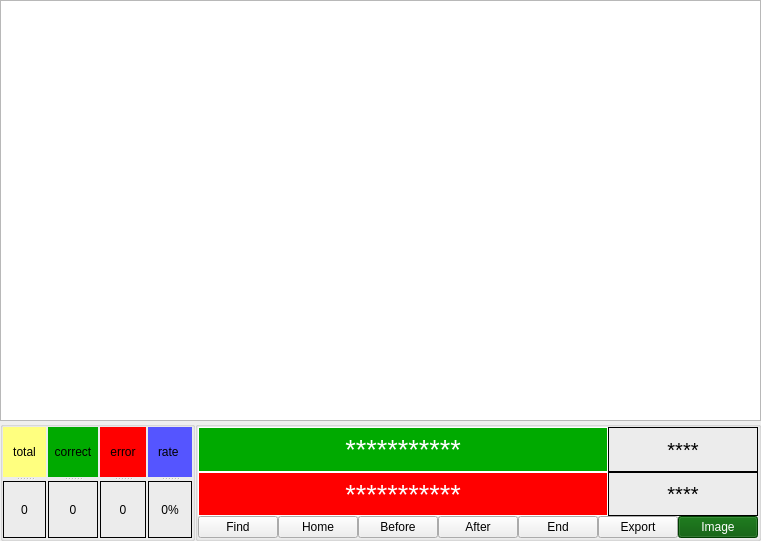
First picture: the form in MainUI/databasewidget.ui, repository 519984307/Container_20191221, before the edit.
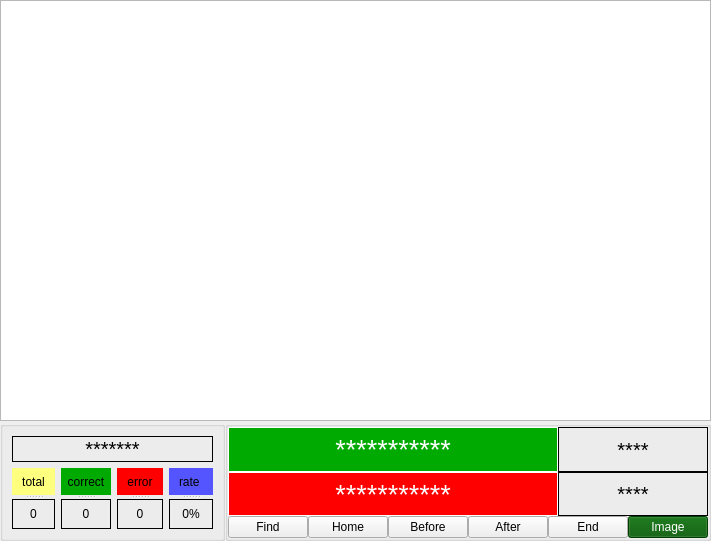
Second picture: the form after the edit.

Diff of the .ui file:
```diff
--- a/MainUI/databasewidget.ui
+++ b/MainUI/databasewidget.ui
@@ -413,7 +413,7 @@
         <widget class="QGroupBox" name="groupBox">
          <property name="maximumSize">
           <size>
-           <width>300</width>
+           <width>250</width>
            <height>120</height>
           </size>
          </property>
@@ -421,25 +421,37 @@
           <string/>
          </property>
          <layout class="QGridLayout" name="gridLayout_2">
-          <property name="leftMargin">
-           <number>0</number>
-          </property>
-          <property name="topMargin">
-           <number>0</number>
-          </property>
-          <property name="rightMargin">
-           <number>0</number>
-          </property>
-          <property name="bottomMargin">
-           <number>0</number>
-          </property>
-          <property name="horizontalSpacing">
-           <number>2</number>
-          </property>
-          <property name="verticalSpacing">
-           <number>0</number>
-          </property>
-          <item row="0" column="0">
+          <item row="0" column="0" colspan="4">
+           <widget class="QLabel" name="Plate_label">
+            <property name="sizePolicy">
+             <sizepolicy hsizetype="Expanding" vsizetype="Preferred">
+              <horstretch>0</horstretch>
+              <verstretch>0</verstretch>
+             </sizepolicy>
+            </property>
+            <property name="maximumSize">
+             <size>
+              <width>16777215</width>
+              <height>16777215</height>
+             </size>
+            </property>
+            <property name="font">
+             <font>
+              <pointsize>15</pointsize>
+             </font>
+            </property>
+            <property name="frameShape">
+             <enum>QFrame::Panel</enum>
+            </property>
+            <property name="text">
+             <string>*******</string>
+            </property>
+            <property name="alignment">
+             <set>Qt::AlignCenter</set>
+            </property>
+           </widget>
+          </item>
+          <item row="1" column="0">
            <widget class="QSplitter" name="splitter">
             <property name="orientation">
              <enum>Qt::Vertical</enum>
@@ -468,7 +480,7 @@
             </widget>
            </widget>
           </item>
-          <item row="0" column="1">
+          <item row="1" column="1">
            <widget class="QSplitter" name="splitter_2">
             <property name="orientation">
              <enum>Qt::Vertical</enum>
@@ -497,7 +509,7 @@
             </widget>
            </widget>
           </item>
-          <item row="0" column="2">
+          <item row="1" column="2">
            <widget class="QSplitter" name="splitter_3">
             <property name="orientation">
              <enum>Qt::Vertical</enum>
@@ -526,7 +538,7 @@
             </widget>
            </widget>
           </item>
-          <item row="0" column="3">
+          <item row="1" column="3">
            <widget class="QSplitter" name="splitter_4">
             <property name="orientation">
              <enum>Qt::Vertical</enum>
@@ -625,13 +637,6 @@
               </property>
              </widget>
             </item>
-            <item>
-             <widget class="QPushButton" name="pushButton_7">
-              <property name="text">
-               <string>Export</string>
-              </property>
-             </widget>
-            </item>
             <item>
              <widget class="QPushButton" name="ImageOrData_PushButton">
               <property name="sizePolicy">
```
Left out of the diff: 70 changed lines with no effect on the pictures.
